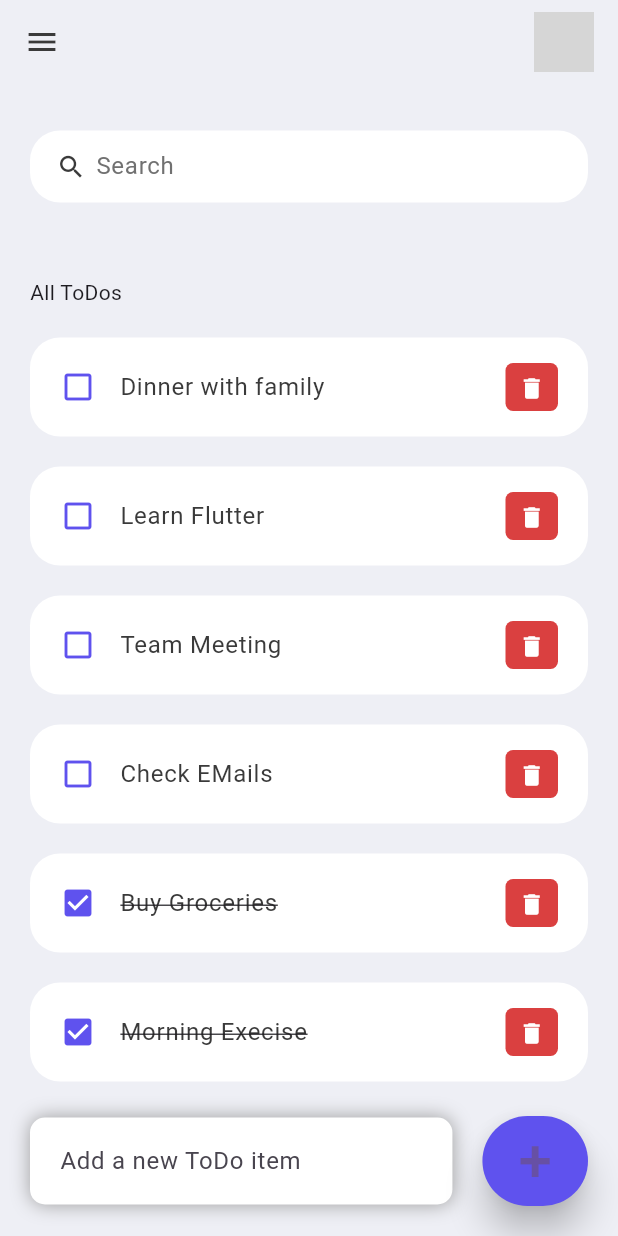
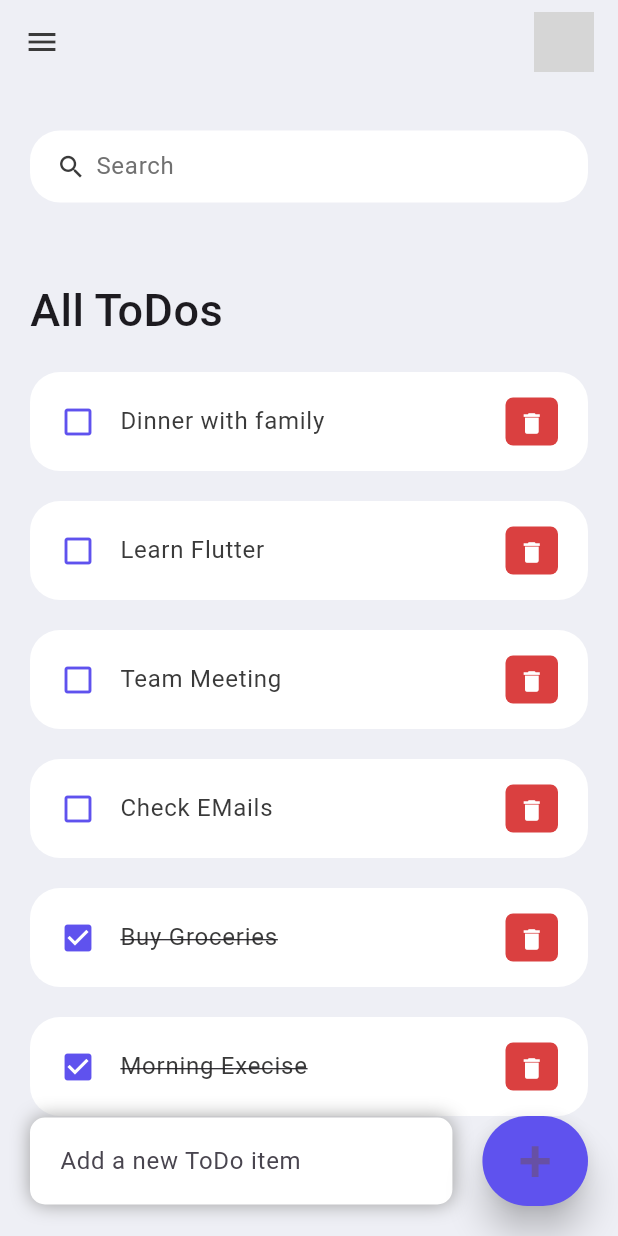
Before and after one commit to SandeepVishwakarma06/ToDoApp-Repo, a Flutter app: the screen it shows after launch, on a phone screen of 412 x 824 dp. Run offline on Flutter 3.47's test engine with Material 3 defaults, Android fonts, the phone set to English and light mode, and no system bars; grey boxes are pictures that could not be loaded.

Commit message:
First Commit

```diff
--- a/lib/screens/home.dart
+++ b/lib/screens/home.dart
@@ -46,8 +46,8 @@ class _ToDoAppState extends State<ToDoApp> {
                         margin: const EdgeInsets.only(top: 50, bottom: 20),
                         child: Text(
                           "All ToDos",
-                          // style: TextStyle(
-                          //     fontSize: 30, fontWeight: FontWeight.w500),
+                          style: TextStyle(
+                              fontSize: 30, fontWeight: FontWeight.w500),
                         ),
                       ),
                       for (ToDo todo in _foundToDo.reversed)
```
